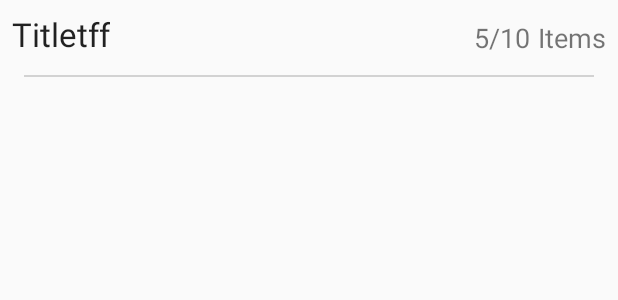
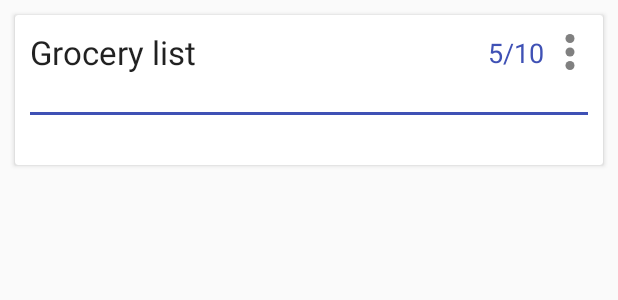
Before and after one commit to anonymous11261995/project, an Android app: the layout item_grocery.xml on its own in the app's theme, with its tools: preview values and no code run, on a phone screen of 412 x 824 dp. Shown: the top 300 px of the screen. Run offline under Robolectric (Android 15) with nearby library versions, the phone set to English and light mode, and no system bars.

Commit message:
update code

```diff
--- /dev/null
+++ b/app/src/main/res/drawable/ic_menu_gray.xml
@@ -0,0 +1,6 @@
+<vector android:height="24dp" android:viewportHeight="512.0"
+    android:viewportWidth="512.0" android:width="24dp" xmlns:android="http://schemas.android.com/apk/res/android">
+    <path android:fillColor="#808080" android:pathData="M256,256m-64,0a64,64 0,1 1,128 0a64,64 0,1 1,-128 0"/>
+    <path android:fillColor="#808080" android:pathData="M256,448m-64,0a64,64 0,1 1,128 0a64,64 0,1 1,-128 0"/>
+    <path android:fillColor="#808080" android:pathData="M256,64m-64,0a64,64 0,1 1,128 0a64,64 0,1 1,-128 0"/>
+</vector>
--- a/app/src/main/res/layout/item_grocery.xml
+++ b/app/src/main/res/layout/item_grocery.xml
@@ -1,15 +1,22 @@
 <?xml version="1.0" encoding="utf-8"?>
-<LinearLayout xmlns:android="http://schemas.android.com/apk/res/android"
+<android.support.v7.widget.CardView xmlns:android="http://schemas.android.com/apk/res/android"
     xmlns:app="http://schemas.android.com/apk/res-auto"
+    android:layout_width="match_parent"
+    android:layout_height="100dp"
+    android:layout_marginStart="10dp"
+    android:layout_marginEnd="10dp"
+    android:layout_marginTop="10dp">
+
+    <LinearLayout
         android:layout_width="fill_parent"
-    android:layout_height="wrap_content"
-    android:orientation="vertical">
+        android:layout_height="fill_parent"
+        android:orientation="vertical"
+        android:padding="10dp">
+
         <android.support.constraint.ConstraintLayout
+            android:id="@+id/layout_item"
             android:layout_width="match_parent"
-        android:layout_height="50dp"
-        android:padding="8dp"
-        android:id="@+id/layout_item"
-        android:foreground="@drawable/custom_ripple">
+            android:layout_height="wrap_content">
 
             <TextView
                 android:id="@+id/text_name"
@@ -17,40 +24,37 @@
                 android:layout_height="0dp"
                 android:ellipsize="end"
                 android:maxLines="1"
-            android:text="Titletff"
-            android:textAppearance="@style/TextAppearance.AppCompat.Large"
-            app:layout_constraintBottom_toBottomOf="parent"
-            app:layout_constraintStart_toStartOf="parent"
-            app:layout_constraintTop_toTopOf="parent" />
+                android:text="Grocery list"
+                android:textAppearance="@style/TextAppearance.AppCompat.Large" />
 
             <TextView
                 android:id="@+id/text_status"
                 android:layout_width="wrap_content"
                 android:layout_height="wrap_content"
-            android:layout_alignParentTop="true"
-            android:layout_alignParentEnd="true"
                 android:layout_marginEnd="5dp"
                 android:text="5/10"
+                android:textColor="@color/colorPrimary"
                 android:textSize="18sp"
                 app:layout_constraintBottom_toBottomOf="parent"
-            app:layout_constraintEnd_toStartOf="@id/text_items"
+                app:layout_constraintEnd_toStartOf="@id/image_menu"
                 app:layout_constraintTop_toTopOf="parent" />
 
-        <TextView
-            android:id="@+id/text_items"
+            <ImageView
+                android:id="@+id/image_menu"
                 android:layout_width="wrap_content"
                 android:layout_height="wrap_content"
-            android:text="Items"
-            android:textSize="18sp"
+                android:src="@drawable/ic_menu_gray"
                 app:layout_constraintBottom_toBottomOf="parent"
                 app:layout_constraintEnd_toEndOf="parent"
                 app:layout_constraintTop_toTopOf="parent" />
         </android.support.constraint.ConstraintLayout>
 
         <View xmlns:android="http://schemas.android.com/apk/res/android"
-        android:layout_width="fill_parent"
-        android:layout_height="1dp"
-       android:layout_marginStart="@dimen/activity_horizontal_margin"
-        android:layout_marginEnd="@dimen/activity_horizontal_margin"
-        android:background="@color/divider_item_horizontal" />
+            android:layout_width="match_parent"
+            android:layout_height="2dp"
+            android:layout_marginTop="25dp"
+            android:background="@color/colorPrimary"
+            app:layout_constraintTop_toBottomOf="@id/layout_item" />
     </LinearLayout>
+
+</android.support.v7.widget.CardView>
```
Also changed, not shown: app/src/main/java/com/example/myapplication/activity/MainActivity.java (+2 -21 lines), app/src/main/java/com/example/myapplication/fragment/GroceryFragment.java (+6 -25 lines), app/src/main/res/layout/activity_main.xml (+1 -12 lines), app/src/main/res/layout/fragment_grocery.xml (+20 -11 lines), app/src/main/res/menu/activity_main_drawer.xml (deleted, +0 -43 lines), app/src/main/res/menu/main_drawer.xml (deleted, +0 -52 lines), app/src/main/res/menu/grocery.xml (renamed from app/src/main/res/menu/main.xml). Lines whose indentation alone changed are shown as unchanged.
